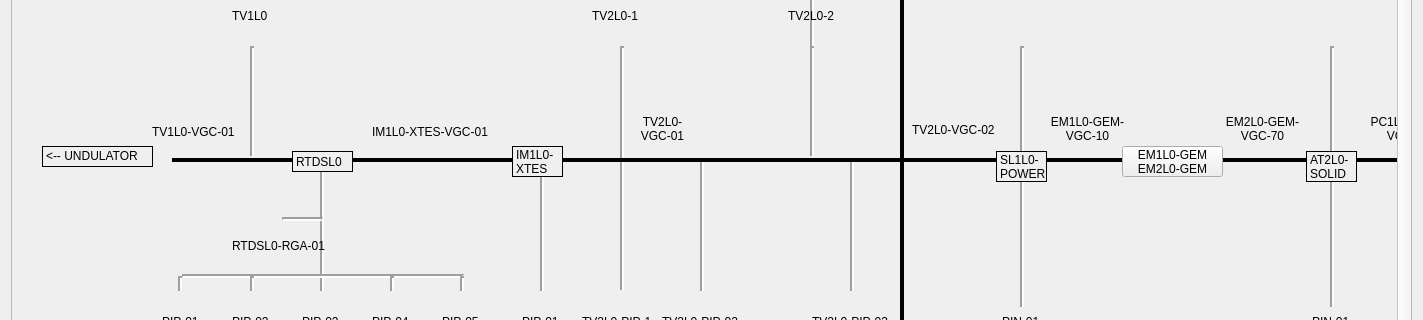
pcdshub/lcls-pydm-vacuum, file screens/hxrVac.ui: the form before one commit; both pictures show x 0 to 1423 and y 186 to 506 of the 1423 by 657 pixel window.
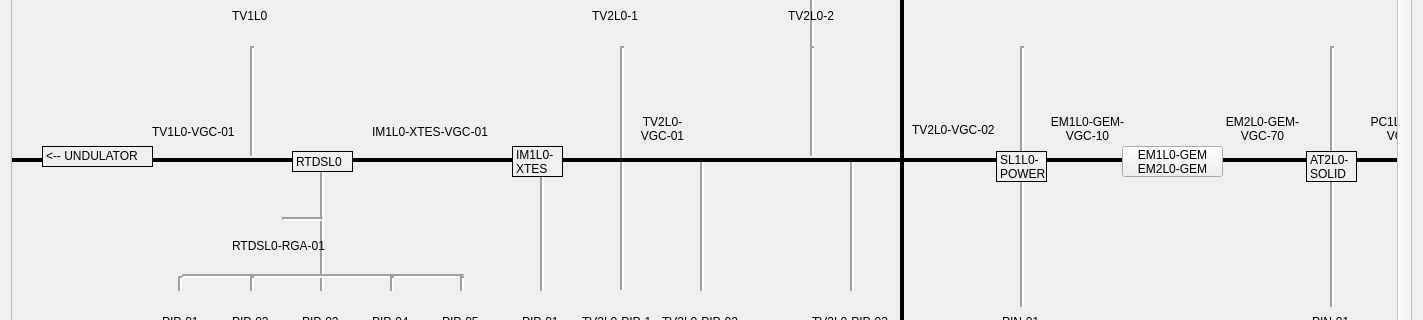
The form after the commit. Icons and pictures are not drawn. Custom widgets are drawn as their Qt base class.

Patch:
```diff
--- a/screens/hxrVac.ui
+++ b/screens/hxrVac.ui
@@ -457,7 +457,7 @@
        <widget class="QWidget" name="scrollAreaWidgetContents">
         <property name="geometry">
          <rect>
-          <x>-1619</x>
+          <x>0</x>
           <y>0</y>
           <width>3020</width>
           <height>620</height>
@@ -526,9 +526,9 @@
         <widget class="Line" name="line">
          <property name="geometry">
           <rect>
-           <x>160</x>
+           <x>0</x>
            <y>324</y>
-           <width>2700</width>
+           <width>2860</width>
            <height>20</height>
           </rect>
          </property>
```
